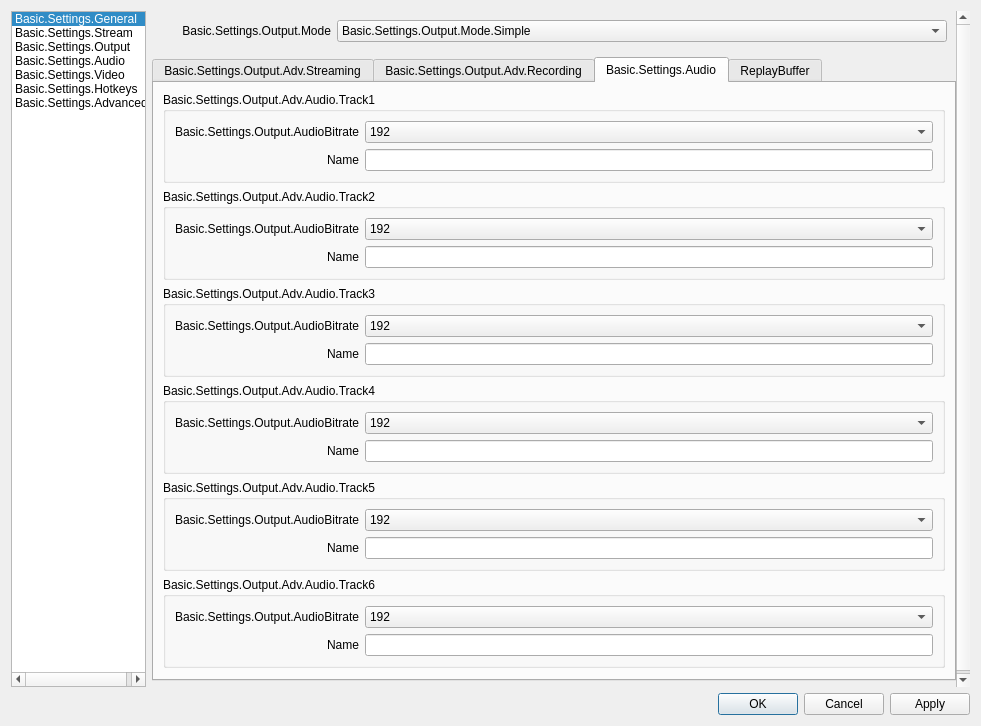
skyboy/obs-studio, file UI/forms/OBSBasicSettings.ui: the form before one commit.
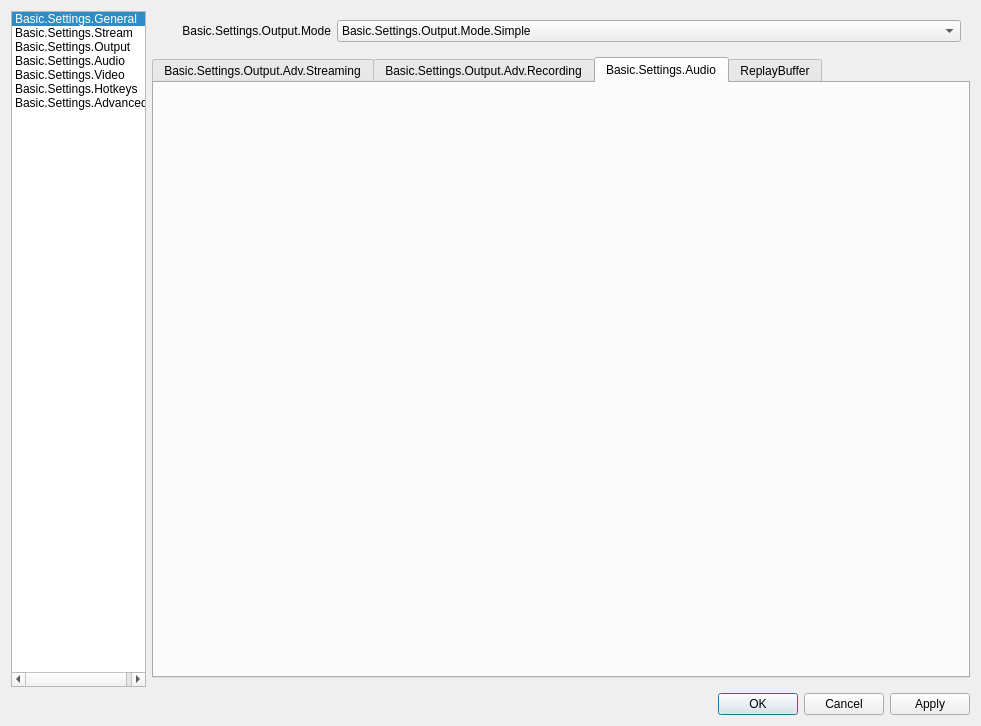
The form after the commit. The open tabs and pages were chosen to show the change. Icons and pictures are not drawn. Custom widgets are drawn as their Qt base class.

Commit message: Remove xml Track settings

What changed in the file:
```diff
--- a/UI/forms/OBSBasicSettings.ui
+++ b/UI/forms/OBSBasicSettings.ui
@@ -2887,696 +2887,6 @@
                         </sizepolicy>
                        </property>
                        <layout class="QVBoxLayout" name="advOutTrackNameLayout">
-                        <item>
-                         <widget class="QGroupBox" name="groupBox">
-                          <property name="sizePolicy">
-                           <sizepolicy hsizetype="Preferred" vsizetype="Maximum">
-                            <horstretch>0</horstretch>
-                            <verstretch>0</verstretch>
-                           </sizepolicy>
-                          </property>
-                          <property name="title">
-                           <string>Basic.Settings.Output.Adv.Audio.Track1</string>
-                          </property>
-                          <layout class="QFormLayout" name="formLayout_10">
-                           <property name="fieldGrowthPolicy">
-                            <enum>QFormLayout::AllNonFixedFieldsGrow</enum>
-                           </property>
-                           <property name="labelAlignment">
-                            <set>Qt::AlignRight|Qt::AlignTrailing|Qt::AlignVCenter</set>
-                           </property>
-                           <item row="0" column="1">
-                            <widget class="QComboBox" name="advOutTrack1Bitrate">
-                             <property name="currentIndex">
-                              <number>8</number>
-                             </property>
-                             <item>
-                              <property name="text">
-                               <string>32</string>
-                              </property>
-                             </item>
-                             <item>
-                              <property name="text">
-                               <string>48</string>
-                              </property>
-                             </item>
-                             <item>
-                              <property name="text">
-                               <string>64</string>
-                              </property>
-                             </item>
-                             <item>
-                              <property name="text">
-                               <string>80</string>
-                              </property>
-                             </item>
-                             <item>
-                              <property name="text">
-                               <string>96</string>
-                              </property>
-                             </item>
-                             <item>
-                              <property name="text">
-                               <string>112</string>
-                              </property>
-                             </item>
-                             <item>
-                              <property name="text">
-                               <string>128</string>
-                              </property>
-                             </item>
-                             <item>
-                              <property name="text">
-                               <string>160</string>
-                              </property>
-                             </item>
-                             <item>
-                              <property name="text">
-                               <string>192</string>
-                              </property>
-                             </item>
-                             <item>
-                              <property name="text">
-                               <string>256</string>
-                              </property>
-                             </item>
-                             <item>
-                              <property name="text">
-                               <string>320</string>
-                              </property>
-                             </item>
-                            </widget>
-                           </item>
-                           <item row="0" column="0">
-                            <widget class="QLabel" name="label_25">
-                             <property name="minimumSize">
-                              <size>
-                               <width>170</width>
-                               <height>0</height>
-                              </size>
-                             </property>
-                             <property name="text">
-                              <string>Basic.Settings.Output.AudioBitrate</string>
-                             </property>
-                             <property name="alignment">
-                              <set>Qt::AlignRight|Qt::AlignTrailing|Qt::AlignVCenter</set>
-                             </property>
-                             <property name="buddy">
-                              <cstring>advOutTrack1Bitrate</cstring>
-                             </property>
-                            </widget>
-                           </item>
-                           <item row="1" column="0">
-                            <widget class="QLabel" name="label_55">
-                             <property name="text">
-                              <string>Name</string>
-                             </property>
-                             <property name="buddy">
-                              <cstring>advOutTrack1Name</cstring>
-                             </property>
-                            </widget>
-                           </item>
-                           <item row="1" column="1">
-                            <widget class="QLineEdit" name="advOutTrack1Name"/>
-                           </item>
-                          </layout>
-                         </widget>
-                        </item>
-                        <item>
-                         <widget class="QGroupBox" name="groupBox_2">
-                          <property name="sizePolicy">
-                           <sizepolicy hsizetype="Preferred" vsizetype="Maximum">
-                            <horstretch>0</horstretch>
-                            <verstretch>0</verstretch>
-                           </sizepolicy>
-                          </property>
-                          <property name="title">
-                           <string>Basic.Settings.Output.Adv.Audio.Track2</string>
-                          </property>
-                          <layout class="QFormLayout" name="formLayout_11">
-                           <property name="fieldGrowthPolicy">
-                            <enum>QFormLayout::AllNonFixedFieldsGrow</enum>
-                           </property>
-                           <property name="labelAlignment">
-                            <set>Qt::AlignRight|Qt::AlignTrailing|Qt::AlignVCenter</set>
-                           </property>
-                           <item row="0" column="0">
-                            <widget class="QLabel" name="label_49">
-                             <property name="minimumSize">
-                              <size>
-                               <width>170</width>
-                               <height>0</height>
-                              </size>
-                             </property>
-                             <property name="text">
-                              <string>Basic.Settings.Output.AudioBitrate</string>
-                             </property>
-                             <property name="alignment">
-                              <set>Qt::AlignRight|Qt::AlignTrailing|Qt::AlignVCenter</set>
-                             </property>
-                             <property name="buddy">
-                              <cstring>advOutTrack2Bitrate</cstring>
-                             </property>
-                            </widget>
-                           </item>
-                           <item row="0" column="1">
-                            <widget class="QComboBox" name="advOutTrack2Bitrate">
-                             <property name="currentIndex">
-                              <number>8</number>
-                             </property>
-                             <item>
-                              <property name="text">
-                               <string>32</string>
-                              </property>
-                             </item>
-                             <item>
-                              <property name="text">
-                               <string>48</string>
-                              </property>
-                             </item>
-                             <item>
-                              <property name="text">
-                               <string>64</string>
-                              </property>
-                             </item>
-                             <item>
-                              <property name="text">
-                               <string>80</string>
-                              </property>
-                             </item>
-                             <item>
-                              <property name="text">
-                               <string>96</string>
-                              </property>
-                             </item>
-                             <item>
-                              <property name="text">
-                               <string>112</string>
-                              </property>
-                             </item>
-                             <item>
-                              <property name="text">
-                               <string>128</string>
-                              </property>
-                             </item>
-                             <item>
-                              <property name="text">
-                               <string>160</string>
-                              </property>
-                             </item>
-                             <item>
-                              <property name="text">
-                               <string>192</string>
-                              </property>
-                             </item>
-                             <item>
-                              <property name="text">
-                               <string>256</string>
-                              </property>
-                             </item>
-                             <item>
-                              <property name="text">
-                               <string>320</string>
-                              </property>
-                             </item>
-                            </widget>
-                           </item>
-                           <item row="1" column="0">
-                            <widget class="QLabel" name="label_50">
-                             <property name="text">
-                              <string>Name</string>
-                             </property>
-                             <property name="buddy">
-                              <cstring>advOutTrack2Name</cstring>
-                             </property>
-                            </widget>
-                           </item>
-                           <item row="1" column="1">
-                            <widget class="QLineEdit" name="advOutTrack2Name"/>
-                           </item>
-                          </layout>
-                         </widget>
-                        </item>
-                        <item>
-                         <widget class="QGroupBox" name="groupBox_3">
-                          <property name="sizePolicy">
-                           <sizepolicy hsizetype="Preferred" vsizetype="Maximum">
-                            <horstretch>0</horstretch>
-                            <verstretch>0</verstretch>
-                           </sizepolicy>
-                          </property>
-                          <property name="title">
-                           <string>Basic.Settings.Output.Adv.Audio.Track3</string>
-                          </property>
-                          <layout class="QFormLayout" name="formLayout_12">
-                           <property name="fieldGrowthPolicy">
-                            <enum>QFormLayout::AllNonFixedFieldsGrow</enum>
-                           </property>
-                           <property name="labelAlignment">
-                            <set>Qt::AlignRight|Qt::AlignTrailing|Qt::AlignVCenter</set>
-                           </property>
-                           <item row="0" column="0">
-                            <widget class="QLabel" name="label_51">
-                             <property name="minimumSize">
-                              <size>
-                               <width>170</width>
-                               <height>0</height>
-                              </size>
-                             </property>
-                             <property name="text">
-                              <string>Basic.Settings.Output.AudioBitrate</string>
-                             </property>
-                             <property name="alignment">
-                              <set>Qt::AlignRight|Qt::AlignTrailing|Qt::AlignVCenter</set>
-                             </property>
-                             <property name="buddy">
-                              <cstring>advOutTrack3Bitrate</cstring>
-                             </property>
-                            </widget>
-                           </item>
-                           <item row="0" column="1">
-                            <widget class="QComboBox" name="advOutTrack3Bitrate">
-                             <property name="currentIndex">
-                              <number>8</number>
-                             </property>
-                             <item>
-                              <property name="text">
-                               <string>32</string>
-                              </property>
-                             </item>
-                             <item>
-                              <property name="text">
-                               <string>48</string>
-                              </property>
-                             </item>
-                             <item>
-                              <property name="text">
-                               <string>64</string>
-                              </property>
-                             </item>
-                             <item>
-                              <property name="text">
-                               <string>80</string>
-                              </property>
-                             </item>
-                             <item>
-                              <property name="text">
-                               <string>96</string>
-                              </property>
-                             </item>
-                             <item>
-                              <property name="text">
-                               <string>112</string>
-                              </property>
-                             </item>
-                             <item>
-                              <property name="text">
-                               <string>128</string>
-                              </property>
-                             </item>
-                             <item>
-                              <property name="text">
-                               <string>160</string>
-                              </property>
-                             </item>
-                             <item>
-                              <property name="text">
-                               <string>192</string>
-                              </property>
-                             </item>
-                             <item>
-                              <property name="text">
-                               <string>256</string>
-                              </property>
-                             </item>
-                             <item>
-                              <property name="text">
-                               <string>320</string>
-                              </property>
-                             </item>
-                            </widget>
-                           </item>
-                           <item row="1" column="0">
-                            <widget class="QLabel" name="label_52">
-                             <property name="text">
-                              <string>Name</string>
-                             </property>
-                             <property name="buddy">
-                              <cstring>advOutTrack3Name</cstring>
-                             </property>
-                            </widget>
-                           </item>
-                           <item row="1" column="1">
-                            <widget class="QLineEdit" name="advOutTrack3Name"/>
-                           </item>
-                          </layout>
-                         </widget>
-                        </item>
-                        <item>
-                         <widget class="QGroupBox" name="groupBox_4">
-                          <property name="sizePolicy">
-                           <sizepolicy hsizetype="Preferred" vsizetype="Maximum">
-                            <horstretch>0</horstretch>
-                            <verstretch>0</verstretch>
-                           </sizepolicy>
-                          </property>
-                          <property name="title">
-                           <string>Basic.Settings.Output.Adv.Audio.Track4</string>
-                          </property>
-                          <layout class="QFormLayout" name="formLayout_13">
-                           <property name="fieldGrowthPolicy">
-                            <enum>QFormLayout::AllNonFixedFieldsGrow</enum>
-                           </property>
-                           <property name="labelAlignment">
-                            <set>Qt::AlignRight|Qt::AlignTrailing|Qt::AlignVCenter</set>
-                           </property>
-                           <item row="0" column="0">
-                            <widget class="QLabel" name="label_53">
-                             <property name="minimumSize">
-                              <size>
-                               <width>170</width>
-                               <height>0</height>
-                              </size>
-                             </property>
-                             <property name="text">
-                              <string>Basic.Settings.Output.AudioBitrate</string>
-                             </property>
-                             <property name="alignment">
-                              <set>Qt::AlignRight|Qt::AlignTrailing|Qt::AlignVCenter</set>
-                             </property>
-                             <property name="buddy">
-                              <cstring>advOutTrack4Bitrate</cstring>
-                             </property>
-                            </widget>
-                           </item>
-                           <item row="0" column="1">
-                            <widget class="QComboBox" name="advOutTrack4Bitrate">
-                             <property name="currentIndex">
-                              <number>8</number>
-                             </property>
-                             <item>
-                              <property name="text">
-                               <string>32</string>
-                              </property>
-                             </item>
-                             <item>
-                              <property name="text">
-                               <string>48</string>
-                              </property>
-                             </item>
-                             <item>
-                              <property name="text">
-                               <string>64</string>
-                              </property>
-                             </item>
-                             <item>
-                              <property name="text">
-                               <string>80</string>
-                              </property>
-                             </item>
-                             <item>
-                              <property name="text">
-                               <string>96</string>
-                              </property>
-                             </item>
-                             <item>
-                              <property name="text">
-                               <string>112</string>
-                              </property>
-                             </item>
-                             <item>
-                              <property name="text">
-                               <string>128</string>
-                              </property>
-                             </item>
-                             <item>
-                              <property name="text">
-                               <string>160</string>
-                              </property>
-                             </item>
-                             <item>
-                              <property name="text">
-                               <string>192</string>
-                              </property>
-                             </item>
-                             <item>
-                              <property name="text">
-                               <string>256</string>
-                              </property>
-                             </item>
-                             <item>
-                              <property name="text">
-                               <string>320</string>
-                              </property>
-                             </item>
-                            </widget>
-                           </item>
-                           <item row="1" column="0">
-                            <widget class="QLabel" name="label_54">
-                             <property name="text">
-                              <string>Name</string>
-                             </property>
-                             <property name="buddy">
-                              <cstring>advOutTrack4Name</cstring>
-                             </property>
-                            </widget>
-                           </item>
-                           <item row="1" column="1">
-                            <widget class="QLineEdit" name="advOutTrack4Name"/>
-                           </item>
-                          </layout>
-                         </widget>
-                        </item>
-                        <item>
-                         <widget class="QGroupBox" name="groupBox_9">
-                          <property name="sizePolicy">
-                           <sizepolicy hsizetype="Preferred" vsizetype="Maximum">
-                            <horstretch>0</horstretch>
-                            <verstretch>0</verstretch>
-                           </sizepolicy>
-                          </property>
-                          <property name="title">
-                           <string>Basic.Settings.Output.Adv.Audio.Track5</string>
-                          </property>
-                          <layout class="QFormLayout" name="formLayout_25">
-                           <property name="fieldGrowthPolicy">
-                            <enum>QFormLayout::AllNonFixedFieldsGrow</enum>
-                           </property>
-                           <property name="labelAlignment">
-                            <set>Qt::AlignRight|Qt::AlignTrailing|Qt::AlignVCenter</set>
-                           </property>
-                           <item row="0" column="0">
-                            <widget class="QLabel" name="label_59">
-                             <property name="minimumSize">
-                              <size>
-                               <width>170</width>
-                               <height>0</height>
-                              </size>
-                             </property>
-                             <property name="text">
-                              <string>Basic.Settings.Output.AudioBitrate</string>
-                             </property>
-                             <property name="alignment">
-                              <set>Qt::AlignRight|Qt::AlignTrailing|Qt::AlignVCenter</set>
-                             </property>
-                             <property name="buddy">
-                              <cstring>advOutTrack5Bitrate</cstring>
-                             </property>
-                            </widget>
-                           </item>
-                           <item row="0" column="1">
-                            <widget class="QComboBox" name="advOutTrack5Bitrate">
-                             <property name="currentIndex">
-                              <number>8</number>
-                             </property>
-                             <item>
-                              <property name="text">
-                               <string>32</string>
-                              </property>
-                             </item>
-                             <item>
-                              <property name="text">
-                               <string>48</string>
-                              </property>
-                             </item>
-                             <item>
-                              <property name="text">
-                               <string>64</string>
-                              </property>
-                             </item>
-                             <item>
-                              <property name="text">
-                               <string>80</string>
-                              </property>
-                             </item>
-                             <item>
-                              <property name="text">
-                               <string>96</string>
-                              </property>
-                             </item>
-                             <item>
-                              <property name="text">
-                               <string>112</string>
-                              </property>
-                             </item>
-                             <item>
-                              <property name="text">
-                               <string>128</string>
-                              </property>
-                             </item>
-                             <item>
-                              <property name="text">
-                               <string>160</string>
-                              </property>
-                             </item>
-                             <item>
-                              <property name="text">
-                               <string>192</string>
-                              </property>
-                             </item>
-                             <item>
-                              <property name="text">
-                               <string>256</string>
-                              </property>
-                             </item>
-                             <item>
-                              <property name="text">
-                               <string>320</string>
-                              </property>
-                             </item>
-                            </widget>
-                           </item>
-                           <item row="1" column="0">
-                            <widget class="QLabel" name="label_60">
-                             <property name="text">
-                              <string>Name</string>
-                             </property>
-                             <property name="buddy">
-                              <cstring>advOutTrack5Name</cstring>
-                             </property>
-                            </widget>
-                           </item>
-                           <item row="1" column="1">
-                            <widget class="QLineEdit" name="advOutTrack5Name"/>
-                           </item>
-                          </layout>
-                         </widget>
-                        </item>
-                        <item>
-                         <widget class="QGroupBox" name="groupBox_12">
-                          <property name="sizePolicy">
-                           <sizepolicy hsizetype="Preferred" vsizetype="Maximum">
-                            <horstretch>0</horstretch>
-                            <verstretch>0</verstretch>
-                           </sizepolicy>
-                          </property>
-                          <property name="title">
-                           <string>Basic.Settings.Output.Adv.Audio.Track6</string>
-                          </property>
-                          <layout class="QFormLayout" name="formLayout_26">
-                           <property name="fieldGrowthPolicy">
-                            <enum>QFormLayout::AllNonFixedFieldsGrow</enum>
-                           </property>
-                           <property name="labelAlignment">
-                            <set>Qt::AlignRight|Qt::AlignTrailing|Qt::AlignVCenter</set>
-                           </property>
-                           <item row="0" column="0">
-                            <widget class="QLabel" name="label_61">
-                             <property name="minimumSize">
-                              <size>
-                               <width>170</width>
-                               <height>0</height>
-                              </size>
-                             </property>
-                             <property name="text">
-                              <string>Basic.Settings.Output.AudioBitrate</string>
-                             </property>
-                             <property name="alignment">
-                              <set>Qt::AlignRight|Qt::AlignTrailing|Qt::AlignVCenter</set>
-                             </property>
-                             <property name="buddy">
-                              <cstring>advOutTrack6Bitrate</cstring>
-                             </property>
-                            </widget>
-                           </item>
-                           <item row="0" column="1">
-                            <widget class="QComboBox" name="advOutTrack6Bitrate">
-                             <property name="currentIndex">
-                              <number>8</number>
-                             </property>
-                             <item>
-                              <property name="text">
-                               <string>32</string>
-                              </property>
-                             </item>
-                             <item>
-                              <property name="text">
-                               <string>48</string>
-                              </property>
-                             </item>
-                             <item>
-                              <property name="text">
-                               <string>64</string>
-                              </property>
-                             </item>
-                             <item>
-                              <property name="text">
-                               <string>80</string>
-                              </property>
-                             </item>
-                             <item>
-                              <property name="text">
-                               <string>96</string>
-                              </property>
-                             </item>
-                             <item>
-                              <property name="text">
-                               <string>112</string>
-                              </property>
-                             </item>
-                             <item>
-                              <property name="text">
-                               <string>128</string>
-                              </property>
-                             </item>
-                             <item>
-                              <property name="text">
-                               <string>160</string>
-                              </property>
-                             </item>
-                             <item>
-                              <property name="text">
-                               <string>192</string>
-                              </property>
-                             </item>
-                             <item>
-                              <property name="text">
-                               <string>256</string>
-                              </property>
-                             </item>
-                             <item>
-                              <property name="text">
-                               <string>320</string>
-                              </property>
-                             </item>
-                            </widget>
-                           </item>
-                           <item row="1" column="0">
-                            <widget class="QLabel" name="label_62">
-                             <property name="text">
-                              <string>Name</string>
-                             </property>
-                             <property name="buddy">
-                              <cstring>advOutTrack6Name</cstring>
-                             </property>
-                            </widget>
-                           </item>
-                           <item row="1" column="1">
-                            <widget class="QLineEdit" name="advOutTrack6Name"/>
-                           </item>
-                          </layout>
-                         </widget>
-                        </item>
                        </layout>
                       </widget>
                      </item>
```
Left out of the diff: 12 changed lines with no effect on the pictures. The commit also changes 1 other file.
